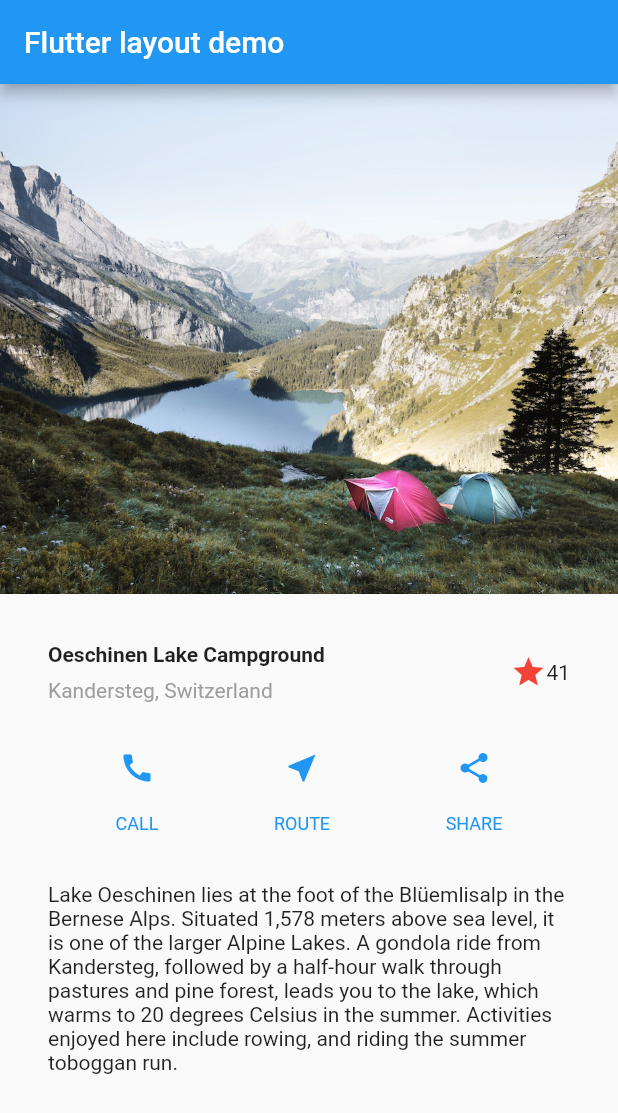
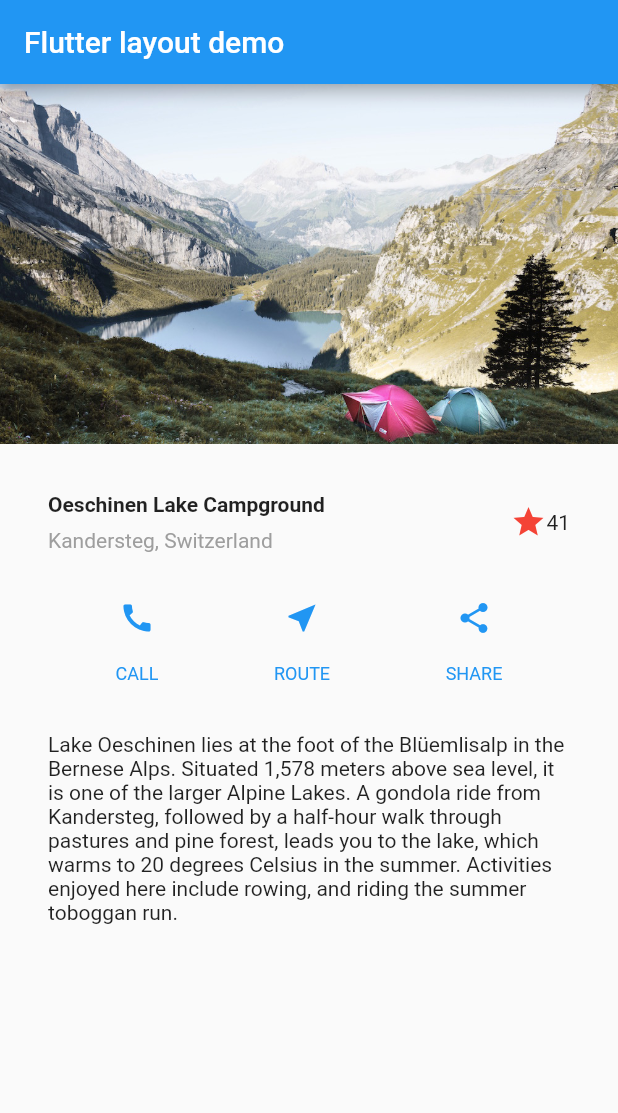
Before and after one commit to worapong-it/hello-building-layout-and-interactivity, a Flutter app: the screen it shows after launch, on a phone screen of 412 x 824 dp. Shown: the top 1113 px of the screen. Run offline on Flutter 3.47's test engine with Material 2 defaults, Android fonts, the phone set to English and light mode, and no system bars.

Commit message:
feat (finish): replace body: Column with ListView to support scrolling

```diff
--- a/lib/main.dart
+++ b/lib/main.dart
@@ -17,8 +17,8 @@ class MyApp extends StatelessWidget {
     Widget imageSection = Image.asset(
       'images/lake.jpg',
       width: 600,
-      // height: 240,
-      height: 340,
+      height: 240,
+      // height: 340,
       fit: BoxFit.cover,
     );
 
@@ -93,7 +93,7 @@ class MyApp extends StatelessWidget {
         appBar: AppBar(
           title: const Text('Flutter layout demo'),
         ),
-        body: Column(
+        body: ListView(
           children: [
             imageSection,
             titleSection,
```
